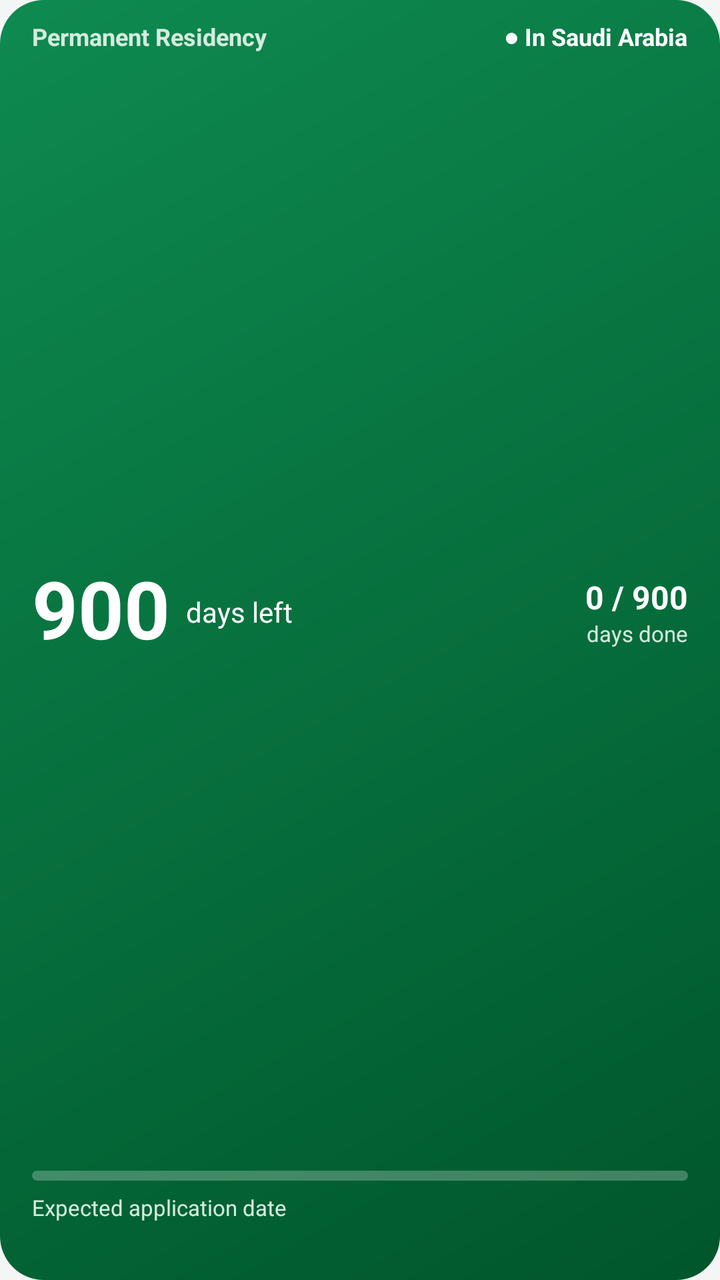
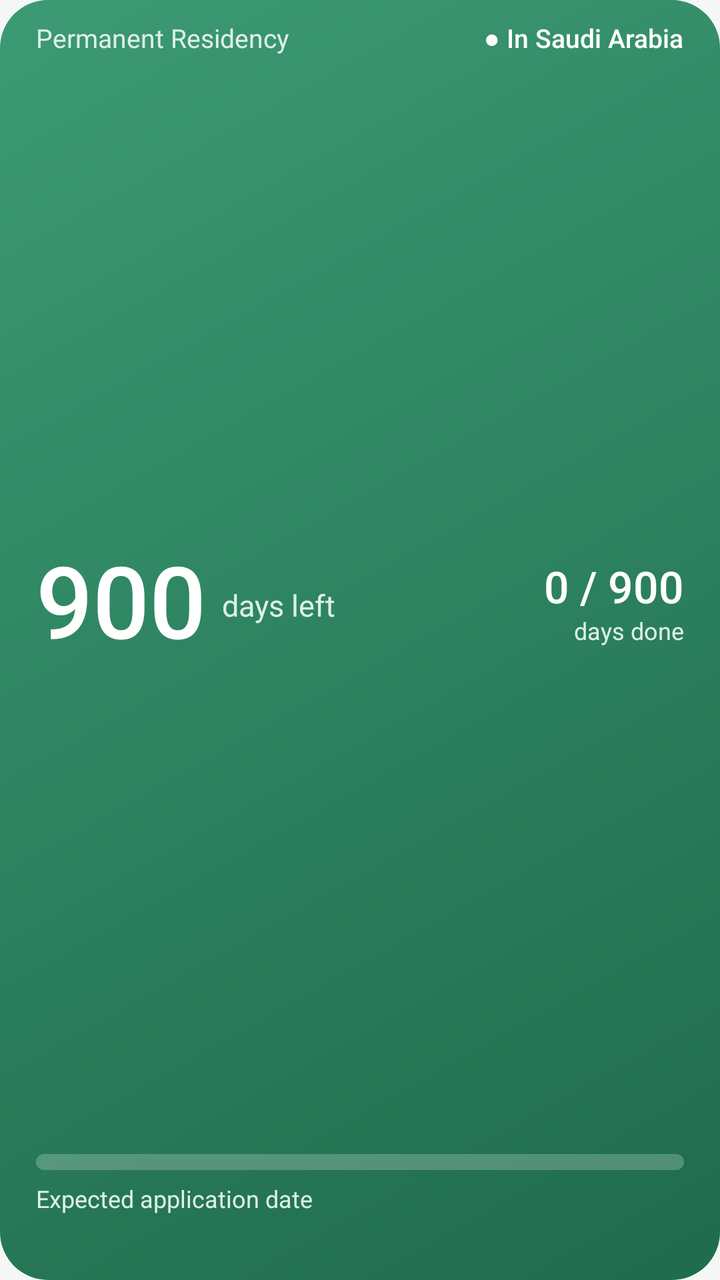

Compare the two renders of this Android layout. The source of the first and the diff that turns it into the second are given below.
<!-- AndroidManifest.xml: application theme AppTheme -->
<!-- res/layout/widget.xml -->
<?xml version="1.0" encoding="utf-8"?>
<LinearLayout xmlns:android="http://schemas.android.com/apk/res/android"
    android:id="@+id/card"
    android:layout_width="match_parent"
    android:layout_height="match_parent"
    android:background="@drawable/card"
    android:orientation="vertical"
    android:paddingStart="16dp"
    android:paddingTop="10dp"
    android:paddingEnd="16dp"
    android:paddingBottom="10dp">

    <LinearLayout
        android:layout_width="match_parent"
        android:layout_height="wrap_content"
        android:gravity="center_vertical"
        android:orientation="horizontal">

        <TextView
            android:id="@+id/title"
            android:layout_width="0dp"
            android:layout_height="wrap_content"
            android:layout_weight="1"
            android:ellipsize="end"
            android:maxLines="1"
            android:text="@string/app_title"
            android:textColor="@color/on_card_soft"
            android:textSize="12sp"
            android:textStyle="bold" />

        <TextView
            android:id="@+id/status"
            android:layout_width="wrap_content"
            android:layout_height="wrap_content"
            android:maxLines="1"
            android:text="@string/st_inside"
            android:textColor="@color/on_card"
            android:textSize="12sp"
            android:textStyle="bold" />
    </LinearLayout>

    <LinearLayout
        android:layout_width="match_parent"
        android:layout_height="0dp"
        android:layout_weight="1"
        android:gravity="center_vertical"
        android:orientation="horizontal">

        <TextView
            android:id="@+id/remaining"
            android:layout_width="wrap_content"
            android:layout_height="wrap_content"
            android:includeFontPadding="false"
            android:maxLines="1"
            android:text="900"
            android:textColor="@color/on_card"
            android:textSize="40sp"
            android:textStyle="bold" />

        <TextView
            android:id="@+id/left_label"
            android:layout_width="0dp"
            android:layout_height="wrap_content"
            android:layout_marginStart="8dp"
            android:layout_weight="1"
            android:maxLines="1"
            android:text="@string/days_left"
            android:textColor="@color/on_card"
            android:textSize="14sp" />

        <LinearLayout
            android:layout_width="wrap_content"
            android:layout_height="wrap_content"
            android:gravity="end"
            android:orientation="vertical">

            <TextView
                android:id="@+id/done"
                android:layout_width="wrap_content"
                android:layout_height="wrap_content"
                android:maxLines="1"
                android:text="0 / 900"
                android:textColor="@color/on_card"
                android:textDirection="ltr"
                android:textSize="16sp"
                android:textStyle="bold" />

            <TextView
                android:id="@+id/done_label"
                android:layout_width="wrap_content"
                android:layout_height="wrap_content"
                android:maxLines="1"
                android:text="@string/days_done"
                android:textColor="@color/on_card_soft"
                android:textSize="11sp" />
        </LinearLayout>
    </LinearLayout>

    <ProgressBar
        android:id="@+id/progress"
        style="@android:style/Widget.ProgressBar.Horizontal"
        android:layout_width="match_parent"
        android:layout_height="5dp"
        android:max="900"
        android:progress="0"
        android:progressDrawable="@drawable/progress" />

    <LinearLayout
        android:id="@+id/dates"
        android:layout_width="match_parent"
        android:layout_height="wrap_content"
        android:layout_marginTop="6dp"
        android:orientation="vertical">

        <TextView
            android:id="@+id/date_label"
            android:layout_width="wrap_content"
            android:layout_height="wrap_content"
            android:maxLines="1"
            android:text="@string/lbl_expected"
            android:textColor="@color/on_card_soft"
            android:textSize="11sp" />

        <LinearLayout
            android:layout_width="match_parent"
            android:layout_height="wrap_content"
            android:orientation="horizontal">

            <TextView
                android:id="@+id/date_g"
                android:layout_width="0dp"
                android:layout_height="wrap_content"
                android:layout_weight="1"
                android:ellipsize="end"
                android:maxLines="1"
                android:textColor="@color/on_card"
                android:textSize="14sp"
                android:textStyle="bold" />

            <TextView
                android:id="@+id/date_h"
                android:layout_width="wrap_content"
                android:layout_height="wrap_content"
                android:layout_marginStart="8dp"
                android:maxLines="1"
                android:textColor="@color/on_card"
                android:textSize="14sp"
                android:textStyle="bold" />
        </LinearLayout>
    </LinearLayout>
</LinearLayout>
<!-- resources referenced by this layout -->
<resources>
  <color name="on_card">#FFFFFF</color>
  <color name="on_card_soft">#D5EBDF</color>
  <!-- drawable card (drawable) -->
  <?xml version="1.0" encoding="utf-8"?>
  <shape xmlns:android="http://schemas.android.com/apk/res/android" android:shape="rectangle">
      <gradient android:angle="315" android:endColor="#00562B" android:startColor="#0E8A50" />
      <corners android:radius="22dp" />
  </shape>
  <!-- drawable progress (drawable) -->
  <?xml version="1.0" encoding="utf-8"?>
  <layer-list xmlns:android="http://schemas.android.com/apk/res/android">
      <item android:id="@android:id/background">
          <shape android:shape="rectangle">
              <corners android:radius="3dp" />
              <solid android:color="#40FFFFFF" />
          </shape>
      </item>
      <item android:id="@android:id/progress">
          <clip>
              <shape android:shape="rectangle">
                  <corners android:radius="3dp" />
                  <solid android:color="#FFFFFF" />
              </shape>
          </clip>
      </item>
  </layer-list>
  <string name="app_title">Permanent Residency</string>
  <string name="days_done">days done</string>
  <string name="days_left">days left</string>
  <string name="lbl_expected">Expected application date</string>
  <string name="st_inside">● In Saudi Arabia</string>
  <style name="AppTheme" parent="@android:style/Theme.Material.Light.NoActionBar">
          <item name="android:colorPrimary">@color/green</item>
          <item name="android:colorPrimaryDark">@color/green_dark</item>
          <item name="android:colorAccent">@color/green</item>
          <item name="android:statusBarColor">@color/green_dark</item>
          <item name="android:windowBackground">@color/bg</item>
          <item name="android:textColorPrimary">@color/text</item>
      </style>
  <color name="green">#0B7A46</color>
  <color name="green_dark">#00562B</color>
  <color name="bg">#F3F6F4</color>
  <color name="text">#1C2421</color>
</resources>

<!-- the commit's change to res/layout/widget.xml (unified diff, before → after) -->
@@ -5,9 +5,9 @@
     android:layout_height="match_parent"
     android:background="@drawable/card"
     android:orientation="vertical"
-    android:paddingStart="16dp"
+    android:paddingStart="18dp"
     android:paddingTop="10dp"
-    android:paddingEnd="16dp"
+    android:paddingEnd="18dp"
     android:paddingBottom="10dp">
 
     <LinearLayout
@@ -25,18 +25,17 @@
             android:maxLines="1"
             android:text="@string/app_title"
             android:textColor="@color/on_card_soft"
-            android:textSize="12sp"
-            android:textStyle="bold" />
+            android:textSize="13sp" />
 
         <TextView
             android:id="@+id/status"
             android:layout_width="wrap_content"
             android:layout_height="wrap_content"
+            android:fontFamily="sans-serif-medium"
             android:maxLines="1"
             android:text="@string/st_inside"
             android:textColor="@color/on_card"
-            android:textSize="12sp"
-            android:textStyle="bold" />
+            android:textSize="13sp" />
     </LinearLayout>
 
     <LinearLayout
@@ -50,12 +49,12 @@
             android:id="@+id/remaining"
             android:layout_width="wrap_content"
             android:layout_height="wrap_content"
+            android:fontFamily="sans-serif-medium"
             android:includeFontPadding="false"
             android:maxLines="1"
             android:text="900"
             android:textColor="@color/on_card"
-            android:textSize="40sp"
-            android:textStyle="bold" />
+            android:textSize="50dp" />
 
         <TextView
             android:id="@+id/left_label"
@@ -65,8 +64,8 @@
             android:layout_weight="1"
             android:maxLines="1"
             android:text="@string/days_left"
-            android:textColor="@color/on_card"
-            android:textSize="14sp" />
+            android:textColor="@color/on_card_soft"
+            android:textSize="15sp" />
 
         <LinearLayout
             android:layout_width="wrap_content"
@@ -78,12 +77,13 @@
                 android:id="@+id/done"
                 android:layout_width="wrap_content"
                 android:layout_height="wrap_content"
+                android:fontFamily="sans-serif-medium"
+                android:includeFontPadding="false"
                 android:maxLines="1"
                 android:text="0 / 900"
                 android:textColor="@color/on_card"
                 android:textDirection="ltr"
-                android:textSize="16sp"
-                android:textStyle="bold" />
+                android:textSize="22sp" />
 
             <TextView
                 android:id="@+id/done_label"
@@ -92,7 +92,7 @@
                 android:maxLines="1"
                 android:text="@string/days_done"
                 android:textColor="@color/on_card_soft"
-                android:textSize="11sp" />
+                android:textSize="12sp" />
         </LinearLayout>
     </LinearLayout>
 
@@ -100,7 +100,7 @@
         android:id="@+id/progress"
         style="@android:style/Widget.ProgressBar.Horizontal"
         android:layout_width="match_parent"
-        android:layout_height="5dp"
+        android:layout_height="8dp"
         android:max="900"
         android:progress="0"
         android:progressDrawable="@drawable/progress" />
@@ -119,7 +119,7 @@
             android:maxLines="1"
             android:text="@string/lbl_expected"
             android:textColor="@color/on_card_soft"
-            android:textSize="11sp" />
+            android:textSize="12sp" />
 
         <LinearLayout
             android:layout_width="match_parent"
@@ -132,20 +132,20 @@
                 android:layout_height="wrap_content"
                 android:layout_weight="1"
                 android:ellipsize="end"
+                android:fontFamily="sans-serif-medium"
                 android:maxLines="1"
                 android:textColor="@color/on_card"
-                android:textSize="14sp"
-                android:textStyle="bold" />
+                android:textSize="17sp" />
 
             <TextView
                 android:id="@+id/date_h"
                 android:layout_width="wrap_content"
                 android:layout_height="wrap_content"
                 android:layout_marginStart="8dp"
+                android:fontFamily="sans-serif-medium"
                 android:maxLines="1"
                 android:textColor="@color/on_card"
-                android:textSize="14sp"
-                android:textStyle="bold" />
+                android:textSize="17sp" />
         </LinearLayout>
     </LinearLayout>
 </LinearLayout>
<!-- resource entries referenced after the edit -->
@@ -1,27 +1,27 @@
 <!-- resources referenced by this layout -->
 <resources>
   <color name="on_card">#FFFFFF</color>
-  <color name="on_card_soft">#D5EBDF</color>
+  <color name="on_card_soft">#DDF0E6</color>
   <!-- drawable card (drawable) -->
   <?xml version="1.0" encoding="utf-8"?>
   <shape xmlns:android="http://schemas.android.com/apk/res/android" android:shape="rectangle">
-      <gradient android:angle="315" android:endColor="#00562B" android:startColor="#0E8A50" />
-      <corners android:radius="22dp" />
+      <gradient android:angle="315" android:endColor="#1F6B4D" android:startColor="#3C9A74" />
+      <corners android:radius="24dp" />
   </shape>
   <!-- drawable progress (drawable) -->
   <?xml version="1.0" encoding="utf-8"?>
   <layer-list xmlns:android="http://schemas.android.com/apk/res/android">
       <item android:id="@android:id/background">
           <shape android:shape="rectangle">
-              <corners android:radius="3dp" />
-              <solid android:color="#40FFFFFF" />
+              <corners android:radius="4dp" />
+              <solid android:color="#38FFFFFF" />
           </shape>
       </item>
       <item android:id="@android:id/progress">
           <clip>
               <shape android:shape="rectangle">
-                  <corners android:radius="3dp" />
-                  <solid android:color="#FFFFFF" />
+                  <corners android:radius="4dp" />
+                  <solid android:color="#F2FBF6" />
               </shape>
           </clip>
       </item>
@@ -39,9 +39,9 @@
           <item name="android:windowBackground">@color/bg</item>
           <item name="android:textColorPrimary">@color/text</item>
       </style>
-  <color name="green">#0B7A46</color>
-  <color name="green_dark">#00562B</color>
-  <color name="bg">#F3F6F4</color>
-  <color name="text">#1C2421</color>
+  <color name="green">#2A7F5D</color>
+  <color name="green_dark">#1F6B4D</color>
+  <color name="bg">#F5F7F6</color>
+  <color name="text">#26302C</color>
 </resources>
 
